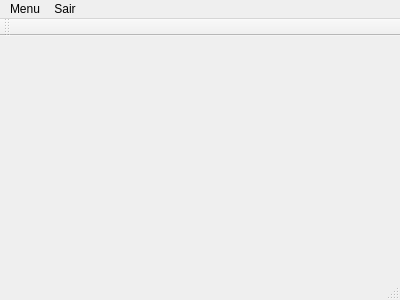
Above: SisCompra/mainwindow.ui from saraivaufc/ListaDeCompras before the change. Below: the same form after it.
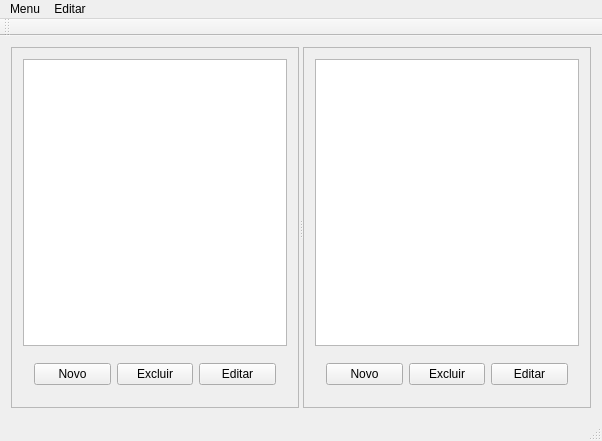
That is the form after the change.

```diff
--- a/SisCompra/mainwindow.ui
+++ b/SisCompra/mainwindow.ui
@@ -6,20 +6,173 @@
    <rect>
     <x>0</x>
     <y>0</y>
-    <width>400</width>
-    <height>300</height>
+    <width>602</width>
+    <height>441</height>
    </rect>
   </property>
   <property name="windowTitle">
    <string>MainWindow</string>
   </property>
-  <widget class="QWidget" name="centralWidget"/>
+  <widget class="QWidget" name="centralWidget">
+   <layout class="QVBoxLayout" name="verticalLayout_6">
+    <item>
+     <widget class="QSplitter" name="splitter">
+      <property name="sizePolicy">
+       <sizepolicy hsizetype="MinimumExpanding" vsizetype="Preferred">
+        <horstretch>0</horstretch>
+        <verstretch>0</verstretch>
+       </sizepolicy>
+      </property>
+      <property name="orientation">
+       <enum>Qt::Horizontal</enum>
+      </property>
+      <widget class="QFrame" name="frame">
+       <property name="frameShape">
+        <enum>QFrame::StyledPanel</enum>
+       </property>
+       <property name="frameShadow">
+        <enum>QFrame::Raised</enum>
+       </property>
+       <layout class="QVBoxLayout" name="verticalLayout_5">
+        <item>
+         <layout class="QVBoxLayout" name="verticalLayout_3">
+          <item>
+           <widget class="QTreeView" name="treeViewCompras"/>
+          </item>
+          <item>
+           <widget class="QWidget" name="widgetCompra" native="true">
+            <layout class="QVBoxLayout" name="verticalLayout">
+             <item>
+              <layout class="QHBoxLayout" name="horizontalLayout">
+               <item>
+                <widget class="QPushButton" name="pushButton_5">
+                 <property name="sizePolicy">
+                  <sizepolicy hsizetype="Ignored" vsizetype="Preferred">
+                   <horstretch>0</horstretch>
+                   <verstretch>0</verstretch>
+                  </sizepolicy>
+                 </property>
+                 <property name="text">
+                  <string>Novo</string>
+                 </property>
+                </widget>
+               </item>
+               <item>
+                <widget class="QPushButton" name="pushButton_4">
+                 <property name="sizePolicy">
+                  <sizepolicy hsizetype="Ignored" vsizetype="Preferred">
+                   <horstretch>0</horstretch>
+                   <verstretch>0</verstretch>
+                  </sizepolicy>
+                 </property>
+                 <property name="text">
+                  <string>Excluir</string>
+                 </property>
+                </widget>
+               </item>
+               <item>
+                <widget class="QPushButton" name="pushButton_6">
+                 <property name="sizePolicy">
+                  <sizepolicy hsizetype="Ignored" vsizetype="Preferred">
+                   <horstretch>0</horstretch>
+                   <verstretch>0</verstretch>
+                  </sizepolicy>
+                 </property>
+                 <property name="text">
+                  <string>Editar</string>
+                 </property>
+                </widget>
+               </item>
+              </layout>
+             </item>
+            </layout>
+           </widget>
+          </item>
+         </layout>
+        </item>
+       </layout>
+      </widget>
+      <widget class="QFrame" name="frame_2">
+       <property name="frameShape">
+        <enum>QFrame::StyledPanel</enum>
+       </property>
+       <property name="frameShadow">
+        <enum>QFrame::Raised</enum>
+       </property>
+       <layout class="QVBoxLayout" name="verticalLayout_4">
+        <item>
+         <layout class="QVBoxLayout" name="verticalLayout_2">
+          <item>
+           <widget class="QTreeView" name="treeViewProdutos"/>
+          </item>
+          <item>
+           <widget class="QWidget" name="widgetProduto" native="true">
+            <layout class="QHBoxLayout" name="horizontalLayout_2">
+             <item>
+              <widget class="QPushButton" name="pushButton">
+               <property name="sizePolicy">
+                <sizepolicy hsizetype="Ignored" vsizetype="Preferred">
+                 <horstretch>0</horstretch>
+                 <verstretch>0</verstretch>
+                </sizepolicy>
+               </property>
+               <property name="text">
+                <string>Novo</string>
+               </property>
+              </widget>
+             </item>
+             <item>
+              <widget class="QPushButton" name="pushButton_2">
+               <property name="sizePolicy">
+                <sizepolicy hsizetype="Ignored" vsizetype="Preferred">
+                 <horstretch>0</horstretch>
+                 <verstretch>0</verstretch>
+                </sizepolicy>
+               </property>
+               <property name="text">
+                <string>Excluir</string>
+               </property>
+              </widget>
+             </item>
+             <item>
+              <widget class="QPushButton" name="pushButton_3">
+               <property name="sizePolicy">
+                <sizepolicy hsizetype="Ignored" vsizetype="Preferred">
+                 <horstretch>0</horstretch>
+                 <verstretch>0</verstretch>
+                </sizepolicy>
+               </property>
+               <property name="text">
+                <string>Editar</string>
+               </property>
+              </widget>
+             </item>
+            </layout>
+           </widget>
+          </item>
+         </layout>
+        </item>
+       </layout>
+      </widget>
+     </widget>
+    </item>
+   </layout>
+  </widget>
+  <widget class="QToolBar" name="mainToolBar">
+   <attribute name="toolBarArea">
+    <enum>TopToolBarArea</enum>
+   </attribute>
+   <attribute name="toolBarBreak">
+    <bool>false</bool>
+   </attribute>
+  </widget>
+  <widget class="QStatusBar" name="statusBar"/>
   <widget class="QMenuBar" name="menuBar">
    <property name="geometry">
     <rect>
      <x>0</x>
      <y>0</y>
-     <width>400</width>
+     <width>602</width>
      <height>28</height>
     </rect>
    </property>
@@ -28,24 +181,15 @@
      <string>Menu</string>
     </property>
    </widget>
-   <widget class="QMenu" name="menuSair">
+   <widget class="QMenu" name="menuEditar">
     <property name="title">
-     <string>Sair</string>
+     <string>Editar</string>
     </property>
    </widget>
    <addaction name="menuMenu"/>
-   <addaction name="menuSair"/>
+   <addaction name="menuEditar"/>
   </widget>
-  <widget class="QToolBar" name="mainToolBar">
-   <attribute name="toolBarArea">
-    <enum>TopToolBarArea</enum>
-   </attribute>
-   <attribute name="toolBarBreak">
-    <bool>false</bool>
-   </attribute>
-  </widget>
-  <widget class="QStatusBar" name="statusBar"/>
-  <action name="actionAdicionar_Lista">
+  <action name="action_Conta">
    <property name="text">
     <string>Adicionar Lista</string>
    </property>
```
Left out of the diff: 45 changed lines with no effect on the pictures.
